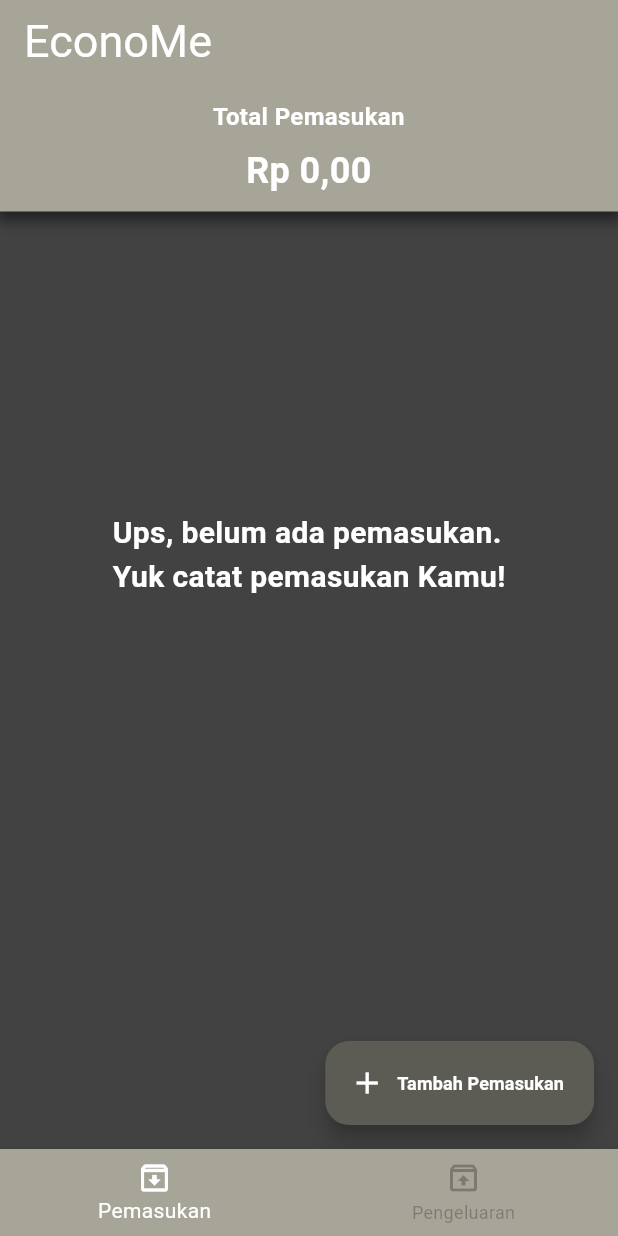
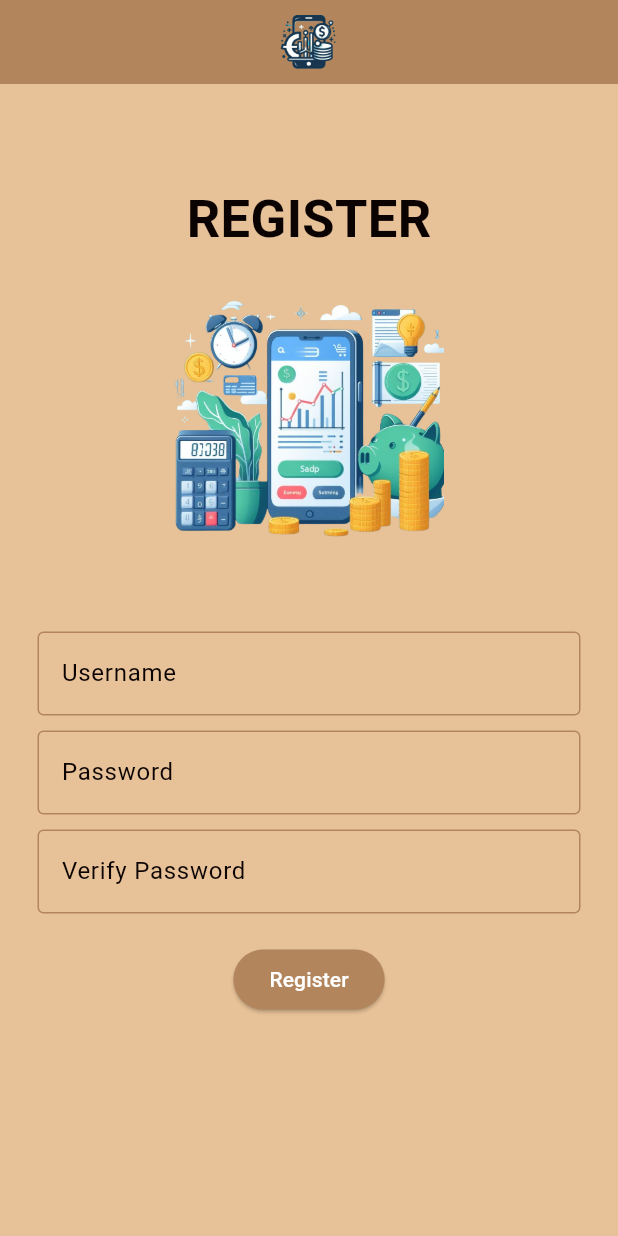
Before and after one commit to AbdanulIkhlas/EconoMe, a Flutter app: the screen it shows after launch, on a phone screen of 412 x 824 dp. Run offline on Flutter 3.47's test engine with Material 3 defaults, Android fonts, the phone set to English and light mode, and no system bars; our stand-ins replace shared_preferences, sqflite; accounts and stored records are empty.

Commit message:
membuat login dan register

```diff
--- a/lib/database/DatabaseHelper.dart
+++ b/lib/database/DatabaseHelper.dart
@@ -7,17 +7,17 @@ class DatabaseHelper {
   static Database? _database;
 
   //inisialisasi beberapa variabel yang dibutuhkan
-  final String finacialTable = 'tbl_keuangan';
-  final String financialId = 'id';
-  final String financialTipe = 'tipe';
-  final String financialKet = 'keterangan';
-  final String financialJmlUang = 'jml_uang';
-  final String financialTgl = 'tanggal';
+  static const String finacialTable = 'tbl_keuangan';
+  static const String financialId = 'id';
+  static const String financialTipe = 'tipe';
+  static const String financialKet = 'keterangan';
+  static const String financialJmlUang = 'jml_uang';
+  static const String financialTgl = 'tanggal';
 
-  final String userTable = 'tbl_user';
-  final String userId = 'id';
-  final String username = 'username';
-  final String password = 'password';
+  static const String userTable = 'tbl_user';
+  static const String userId = 'id';
+  static const String username = 'username';
+  static const String password = 'password';
 
   DatabaseHelper._internal();
 
--- a/lib/main.dart
+++ b/lib/main.dart
@@ -2,6 +2,7 @@ import 'package:flutter/material.dart';
 import './views/pemasukan/page_pemasukan.dart';
 import './views/pengeluaran/page_pengeluaran.dart';
 import './views/bottom_navbar.dart';
+import 'controllers/initializer.dart';
 
 // Definisikan warna utama
 const int primaryColorHex = 0xFF5c5c54;
@@ -69,8 +70,8 @@ class _MyAppState extends State<MyApp> {
         ),
       ),
       debugShowCheckedModeBanner: false,
-      home: BottomNavbar(),
-      // home: Initializer(),
+      // home: BottomNavbar(),
+      home: Initializer(),
     );
   }
 }
--- /dev/null
+++ b/lib/model/login.dart
@@ -0,0 +1,6 @@
+class LoginResponse {
+  final int id;
+  final String username;
+
+  LoginResponse({required this.id, required this.username});
+}
--- /dev/null
+++ b/lib/views/register_screen.dart
@@ -0,0 +1,140 @@
+import 'package:flutter/material.dart';
+import '../controllers/auth_controller.dart';
+
+class RegisterScreen extends StatelessWidget {
+  final TextEditingController _usernameController = TextEditingController();
+  final TextEditingController _passwordController = TextEditingController();
+  final TextEditingController _verifyPasswordController =
+      TextEditingController();
+  final AuthController _authController = AuthController();
+  final _formKey = GlobalKey<FormState>();
+
+  @override
+  Widget build(BuildContext context) {
+    return Scaffold(
+      backgroundColor: Color(0xFFe7c197),
+      appBar: AppBar(
+        title: Padding(
+          padding: EdgeInsets.symmetric(vertical: 20.0, horizontal: 20.0),
+          child: Image.asset(
+            'assets/logo.png',
+            height: 60,
+          ),
+        ),
+        backgroundColor: Color(0xFFb2855d),
+        centerTitle: true,
+      ),
+      body: SingleChildScrollView(
+        child: Padding(
+          padding: EdgeInsets.all(25.0),
+          child: Form(
+            key: _formKey,
+            child: Column(
+              mainAxisAlignment: MainAxisAlignment.center,
+              children: [
+                SizedBox(height: 40),
+                Text(
+                  'REGISTER',
+                  style: TextStyle(
+                    fontSize: 35,
+                    fontWeight: FontWeight.bold,
+                    color: Color(0xFF0b0302),
+                  ),
+                ),
+                SizedBox(height: 20),
+                Image.asset(
+                  'assets/regist-illustration.png',
+                  height: 180,
+                ),
+                SizedBox(height: 50),
+                TextFormField(
+                  controller: _usernameController,
+                  decoration: InputDecoration(
+                    labelText: 'Username',
+                    labelStyle: TextStyle(color: Color(0xFF0b0302)),
+                    enabledBorder: OutlineInputBorder(
+                      borderSide: BorderSide(color: Color(0xFFb2855d)),
+                    ),
+                    focusedBorder: OutlineInputBorder(
+                      borderSide: BorderSide(color: Color(0xFFb2855d)),
+                    ),
+                  ),
+                  style: TextStyle(color: Color(0xFF0b0302)),
+                  validator: (value) {
+                    if (value == null || value.isEmpty) {
+                      return 'Please enter a username';
+                    }
+                    return null;
+                  },
+                ),
+                SizedBox(height: 10),
+                TextFormField(
+                  controller: _passwordController,
+                  decoration: InputDecoration(
+                    labelText: 'Password',
+                    labelStyle: TextStyle(color: Color(0xFF0b0302)),
+                    enabledBorder: OutlineInputBorder(
+                      borderSide: BorderSide(color: Color(0xFFb2855d)),
+                    ),
+                    focusedBorder: OutlineInputBorder(
+                      borderSide: BorderSide(color: Color(0xFFb2855d)),
+                    ),
+                  ),
+                  obscureText: true,
+                  style: TextStyle(color: Color(0xFF0b0302)),
+                  validator: (value) {
+                    if (value == null || value.isEmpty) {
+                      return 'Please enter a password';
+                    }
+                    return null;
+                  },
+                ),
+                SizedBox(height: 10),
+                TextFormField(
+                  controller: _verifyPasswordController,
+                  decoration: InputDecoration(
+                    labelText: 'Verify Password',
+                    labelStyle: TextStyle(color: Color(0xFF0b0302)),
+                    enabledBorder: OutlineInputBorder(
+                      borderSide: BorderSide(color: Color(0xFFb2855d)),
+                    ),
+                    focusedBorder: OutlineInputBorder(
+                      borderSide: BorderSide(color: Color(0xFFb2855d)),
+                    ),
+                  ),
+                  obscureText: true,
+                  style: TextStyle(color: Color(0xFF0b0302)),
+                  validator: (value) {
+                    if (value == null || value.isEmpty) {
+                      return 'Please verify your password';
+                    }
+                    if (value != _passwordController.text) {
+                      return 'Passwords do not match';
+                    }
+                    return null;
+                  },
+                ),
+                SizedBox(height: 20),
+                ElevatedButton(
+                  onPressed: () {
+                    if (_formKey.currentState?.validate() ?? false) {
+                      final username = _usernameController.text;
+                      final password = _passwordController.text;
+                      _authController.register(context, username, password);
+                    }
+                  },
+                  style: ElevatedButton.styleFrom(
+                    backgroundColor:
+                        Color(0xFFb2855d), // Warna latar belakang tombol
+                    foregroundColor: Colors.white, // Warna teks tombol
+                  ),
+                  child: Text('Register'),
+                ),
+              ],
+            ),
+          ),
+        ),
+      ),
+    );
+  }
+}
```
Also changed, not shown: lib/controllers/auth_controller.dart (added, +128 -0 lines), lib/controllers/initializer.dart (added, +48 -0 lines), lib/database/admin_service.dart (added, +47 -0 lines), lib/views/login_screen.dart (added, +115 -0 lines).
